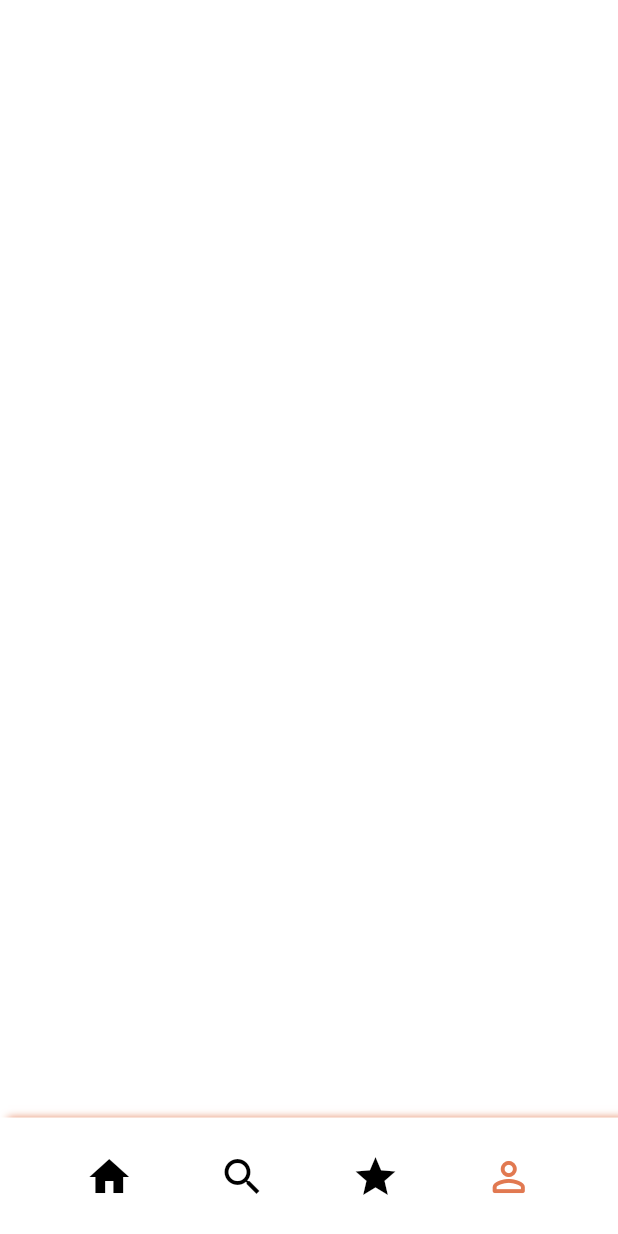
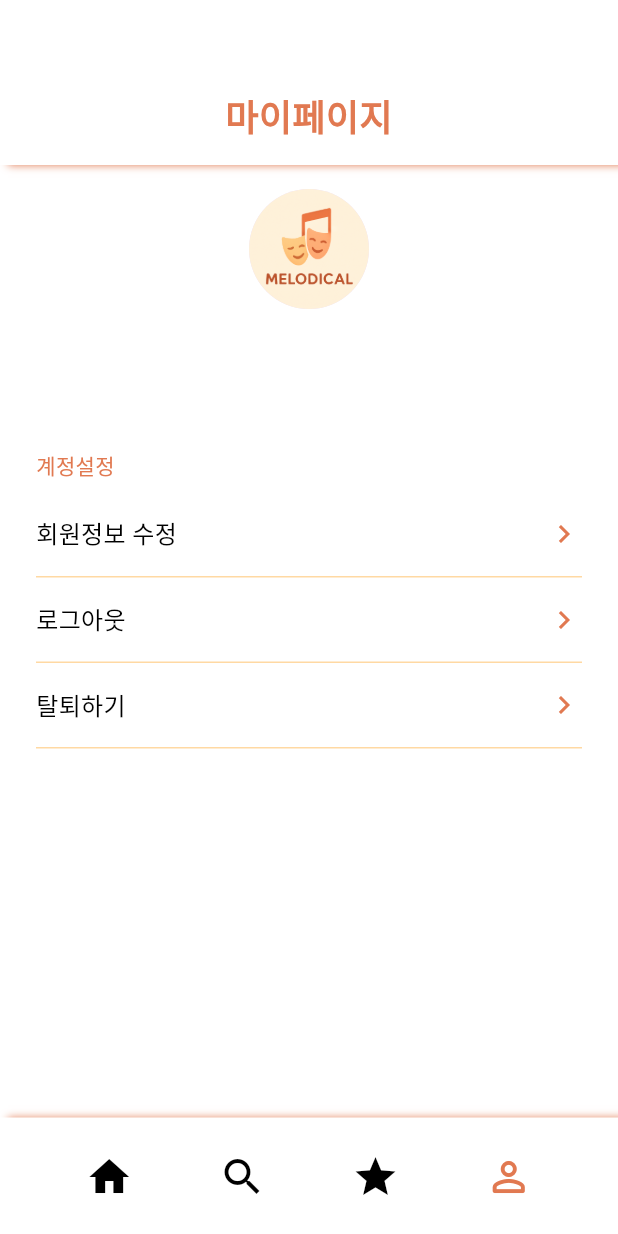
Before and after one commit to melodical-2025/melodical_app, a Flutter app: the AccountScreen screen opened by its route, on a phone screen of 412 x 824 dp. Run offline on Flutter 3.47's test engine with Material 3 defaults, Android fonts, the light colour scheme and no system bars; our stand-ins replace flutter_rating_bar.

Commit message:
일단 마이페이지코드도 붙여넣기했고 디자인은 조금 더 수정해야되는상태

```diff
--- a/lib/main.dart
+++ b/lib/main.dart
@@ -42,7 +42,7 @@ class MyApp extends StatelessWidget {
         '/search': (context) => const SearchScreen(),
         '/ratemusical': (context) => const RateScreen(),
         '/account': (context) => const AccountScreen(),
-        //'/accountedit': (context) => const AccounteditScreen(),
+        '/accountedit': (context) => const AccounteditScreen(),
         '/musicalpick': (context) => const MusicalpickScreen(),
         '/musicpick': (context) => const MusicpickScreen(),
 
--- a/lib/screens/account_screen.dart
+++ b/lib/screens/account_screen.dart
@@ -1,16 +1,140 @@
 import 'package:flutter/material.dart';
+import 'package:provider/provider.dart';
+import '../models/user_provider.dart';
 import '../widgets/navigationbar.dart';
 
 class AccountScreen extends StatelessWidget {
   const AccountScreen({super.key});
 
+  static const backgroundColor = Colors.white;
+  static const primaryColor = Color(0xFFFFAD75);
+  static const textColor = Color(0xFFE17951);
+  static const dividerColor = Color(0xFFFFD9A3);
+
   @override
   Widget build(BuildContext context) {
+    final user = Provider.of<UserProvider>(context);
+
     return Scaffold(
-      backgroundColor: Colors.white,
+      backgroundColor: backgroundColor,
+      appBar: PreferredSize(
+        preferredSize: const Size.fromHeight(110),
+        child: Container(
+          height: 110,
+          decoration: const BoxDecoration(
+            color: Colors.white,
+            boxShadow: [
+              BoxShadow(
+                color: Color(0xFFE17951),
+                blurRadius: 4,
+                offset: Offset(5, 0),
+                spreadRadius: 0,
+              ),
+            ],
+          ),
+          child: const Padding(
+            padding: EdgeInsets.only(bottom: 16),
+            child: Align(
+              alignment: Alignment.bottomCenter,
+              child: Text(
+                '마이페이지',
+                style: TextStyle(
+                  color: Color(0xFFE17951),
+                  fontSize: 24,
+                  fontWeight: FontWeight.bold,
+                ),
+              ),
+            ),
+          ),
+        ),
+      ),
+      body: Padding(
+        padding: const EdgeInsets.symmetric(horizontal: 24.0),
+        child: Column(
+          crossAxisAlignment: CrossAxisAlignment.center,
+          children: [
+            const SizedBox(height: 16),
+            const CircleAvatar(
+              radius: 40,
+              backgroundImage: AssetImage('assets/logo.png'),
+            ),
+            const SizedBox(height: 12),
+            Text(
+              user.nickname,
+              style: const TextStyle(
+                fontSize: 20,
+                fontWeight: FontWeight.bold,
+                color: Colors.black,
+              ),
+            ),
+            Text(
+              user.email,
+              style: const TextStyle(
+                fontSize: 14,
+                color: Colors.black54,
+              ),
+            ),
+            const SizedBox(height: 32),
 
-      // 하단 내비게이션 바
+            Align(
+              alignment: Alignment.centerLeft,
+              child: Text(
+                '계정설정',
+                style: TextStyle(
+                  color: textColor,
+                  fontSize: 14,
+                  fontWeight: FontWeight.w500,
+                ),
+              ),
+            ),
+            const SizedBox(height: 8),
+
+            _flatSettingItem(
+              context,
+              '회원정보 수정',
+              onTap: () {
+                Navigator.pushNamed(context, '/accountedit');
+              },
+            ),
+            _flatSettingItem(
+              context,
+              '로그아웃',
+              onTap: () {
+                Navigator.pushReplacementNamed(context, '/login');
+              },
+            ),
+            _flatSettingItem(
+              context,
+              '탈퇴하기',
+              onTap: () {
+                // 탈퇴 처리 예정
+              },
+            ),
+          ],
+        ),
+      ),
       bottomNavigationBar: BottomNavBar(currentIndex: 3),
     );
   }
+
+  Widget _flatSettingItem(BuildContext context, String label, {VoidCallback? onTap}) {
+    return Column(
+      children: [
+        InkWell(
+          onTap: onTap,
+          child: Padding(
+            padding: const EdgeInsets.symmetric(vertical: 16.0),
+            child: Row(
+              mainAxisAlignment: MainAxisAlignment.spaceBetween,
+              children: [
+                Text(label, style: const TextStyle(fontSize: 16, color: Colors.black)),
+                const Icon(Icons.chevron_right, color: textColor),
+              ],
+            ),
+          ),
+        ),
+        const Divider(color: dividerColor, thickness: 1, height: 1),
+      ],
+    );
+  }
 }
--- a/lib/screens/rate_screen.dart
+++ b/lib/screens/rate_screen.dart
@@ -27,6 +27,7 @@ class RateScreen extends StatelessWidget {
                   ),
                 ],
               ),
+
               child: Column(
                 mainAxisAlignment: MainAxisAlignment.end,
                 children: const [
@@ -35,7 +36,7 @@ class RateScreen extends StatelessWidget {
                     style: TextStyle(
                       fontFamily: 'Urbanist',
                       color: Color(0xFFD55D2E),
-                      fontSize: 22,
+                      fontSize: 24,
                       fontWeight: FontWeight.bold,
                     ),
                   ),
```
Also changed, not shown: lib/screens/accountedit_screen.dart (+144 -0 lines).
